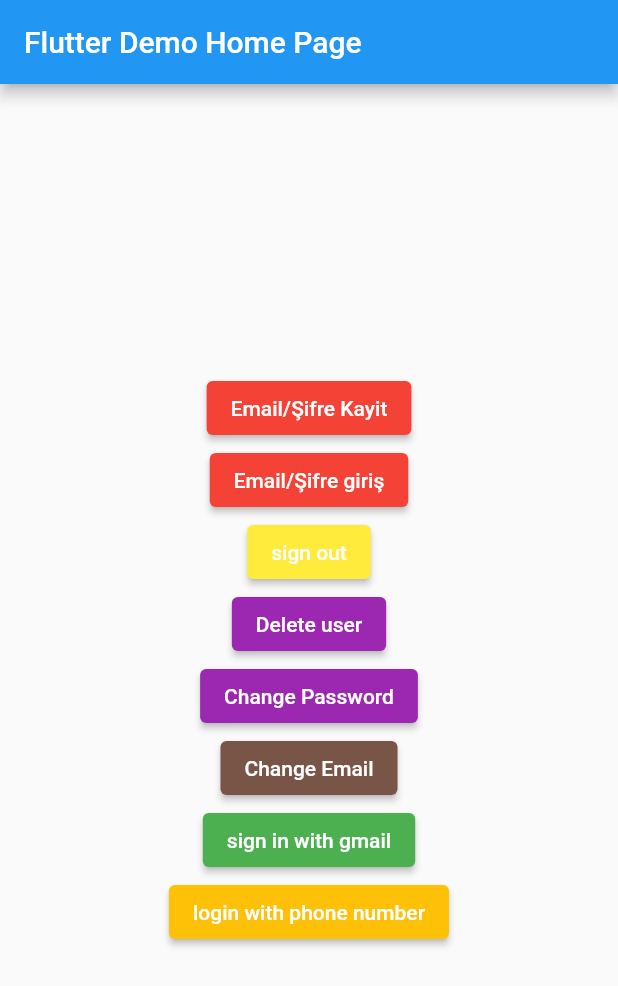
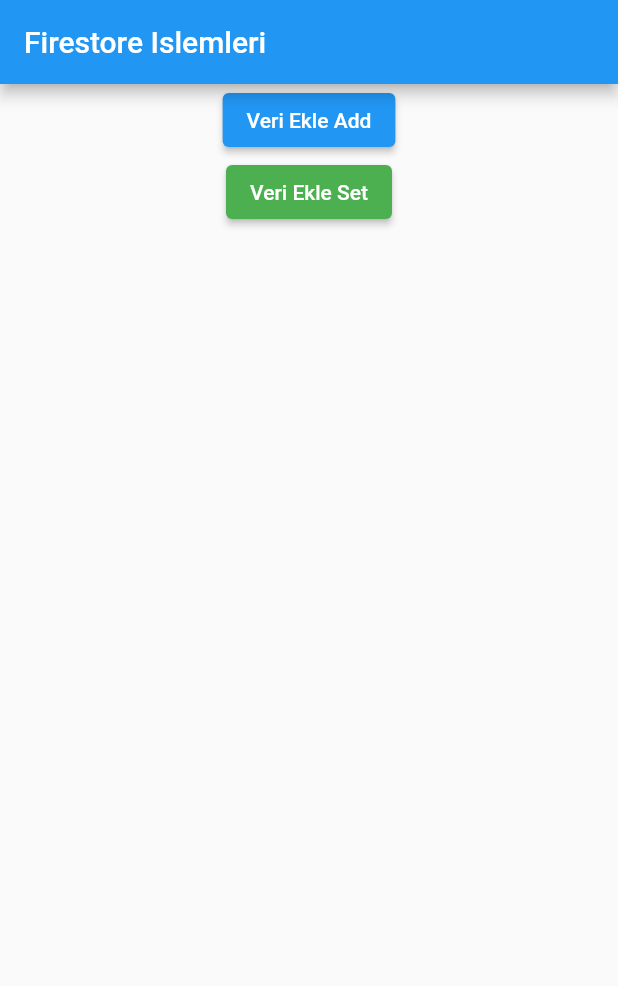
Before and after one commit to aycabadem/firebase_auth1, a Flutter app: the screen it shows after launch, on a phone screen of 412 x 824 dp. Shown: the top 986 px of the screen. Run offline on Flutter 3.47's test engine with Material 2 defaults, Android fonts, the phone set to English and light mode, and no system bars; our stand-ins replace cloud_firestore, firebase_auth, firebase_core, google_sign_in; accounts and stored records are empty.

Commit message:
firestore

```diff
--- /dev/null
+++ b/lib/firestore_islemleri.dart
@@ -0,0 +1,53 @@
+import 'package:cloud_firestore/cloud_firestore.dart';
+import 'package:flutter/material.dart';
+
+class FireStoreIslemleri extends StatelessWidget {
+  FireStoreIslemleri({Key? key}) : super(key: key);
+
+  FirebaseFirestore _firestore = FirebaseFirestore.instance;
+  @override
+  Widget build(BuildContext context) {
+    return Scaffold(
+      appBar: AppBar(
+        title: const Text('Firestore Islemleri'),
+      ),
+      body: Center(
+          child: Column(
+        children: [
+          ElevatedButton(
+            onPressed: () => veriEklemeAdd(),
+            child: const Text('Veri Ekle Add'),
+          ),
+          ElevatedButton(
+              onPressed: () => veriEklemeSet(),
+              style: ElevatedButton.styleFrom(primary: Colors.green),
+              child: const Text('Veri Ekle Set'))
+        ],
+      )),
+    );
+  }
+
+  veriEklemeAdd() async {
+    Map<String, dynamic> _eklenecekUser = <String, dynamic>{};
+    _eklenecekUser['isim'] = 'emre';
+    _eklenecekUser['yas'] = 34;
+    _eklenecekUser['ogrenciMi'] = false;
+    _eklenecekUser['adres'] = {'il': 'ankara', 'ilce': 'yenimahalle'};
+    _eklenecekUser['renkler'] = FieldValue.arrayUnion(['mavi', 'yesil']);
+    _eklenecekUser['createdAt'] = FieldValue.serverTimestamp();
+
+    await _firestore.collection('users').add(_eklenecekUser);
+  }
+
+  veriEklemeSet() async {
+    var _yeniDocID = _firestore.collection('users').doc().id;
+
+    await _firestore
+        .doc('users/$_yeniDocID')
+        .set({'isim': 'emre', 'userID': _yeniDocID});
+
+    await _firestore.doc('users/mWsMJygTPuzr6a4t9xeq').set(
+        {'okul': 'Ege Üniversitesi', 'yas': FieldValue.increment(1)},
+        SetOptions(merge: true));
+  }
+}
--- a/lib/main.dart
+++ b/lib/main.dart
@@ -1,5 +1,6 @@
 import 'package:firebase_core/firebase_core.dart';
 import 'package:flutter/material.dart';
+import 'package:flutter_firebase_tutorials/firestore_islemleri.dart';
 import 'package:google_sign_in/google_sign_in.dart';
 
 import 'firebase_options.dart';
@@ -23,7 +24,8 @@ class MyApp extends StatelessWidget {
       theme: ThemeData(
         primarySwatch: Colors.blue,
       ),
-      home: const MyHomePage(title: 'Flutter Demo Home Page'),
+      //home: const MyHomePage(title: 'Flutter Demo Home Page'),
+      home: FireStoreIslemleri(),
     );
   }
 }
--- a/pubspec.yaml
+++ b/pubspec.yaml
@@ -37,6 +37,7 @@ dependencies:
   firebase_core: ^1.15.0
   firebase_auth: ^3.3.16
   google_sign_in: ^5.3.0
+  cloud_firestore: ^3.1.15
 
 dev_dependencies:
   flutter_test:
```
Also changed, not shown: pubspec.lock.
